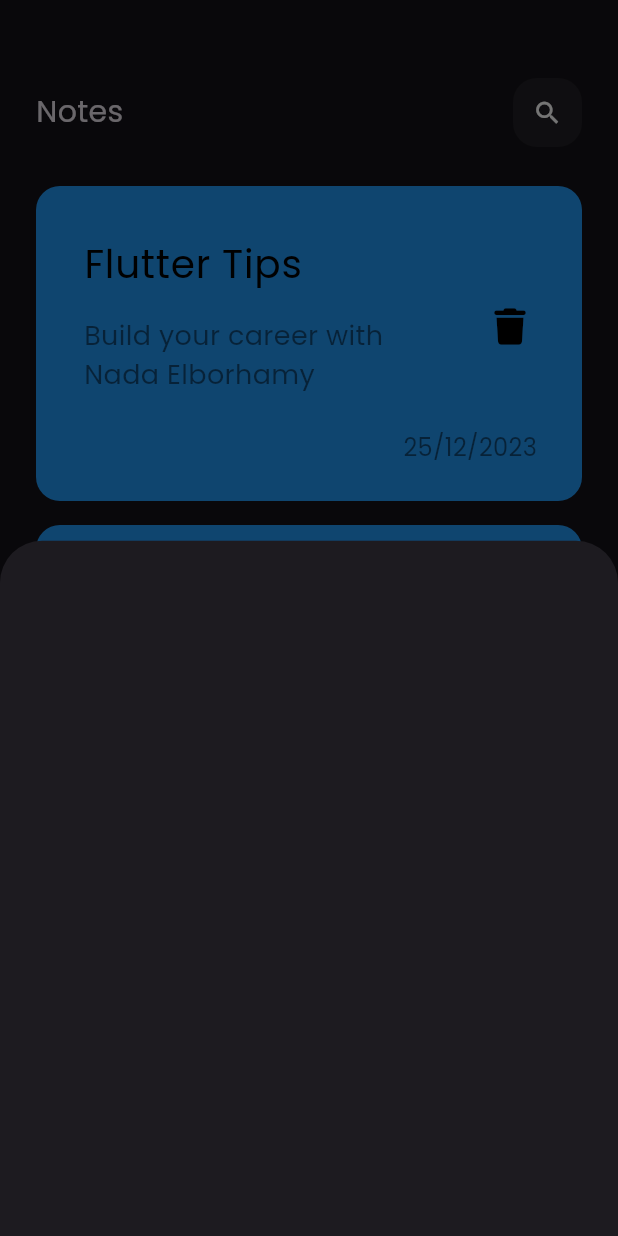
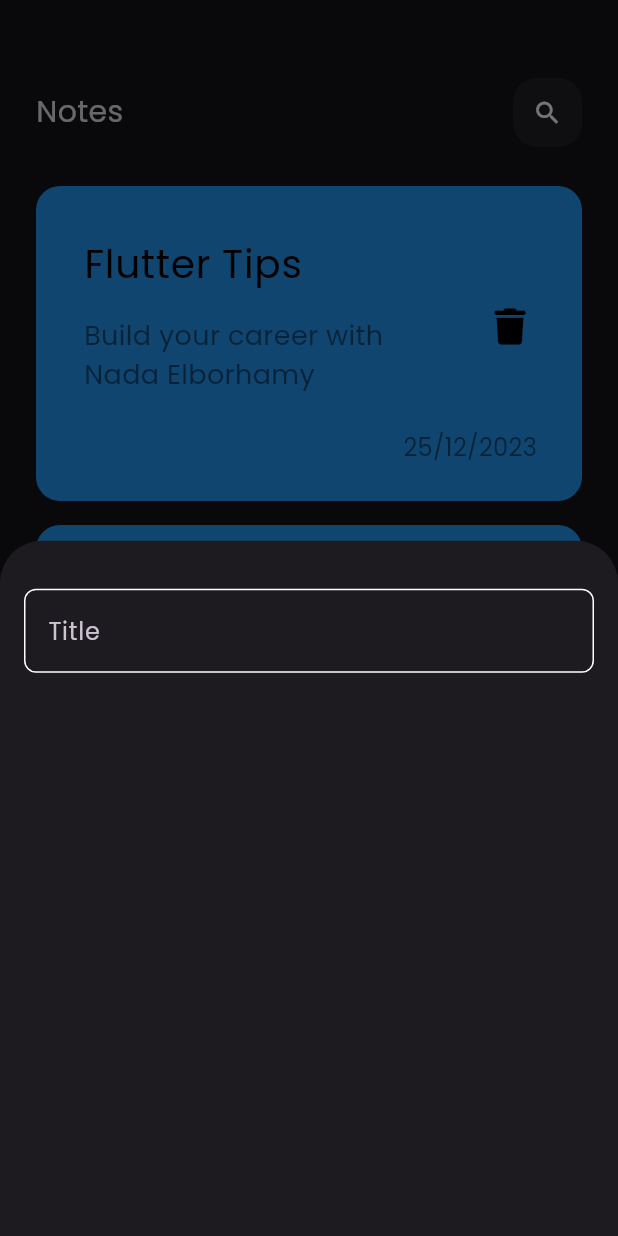
Before and after one commit to Nada52/notes_app, a Flutter app: the screen it shows after launch, after a tap on the "add" icon, on a phone screen of 412 x 824 dp. Run offline on Flutter 3.47's test engine with Material 3 defaults, Android fonts, the phone set to English and light mode, and no system bars; our stand-ins replace font_awesome_flutter.

Commit message:
create custom text field

```diff
--- a/lib/views/notes_view.dart
+++ b/lib/views/notes_view.dart
@@ -11,7 +11,9 @@ class NotesView extends StatelessWidget {
       body: const NotesViewBody(),
       floatingActionButton: FloatingActionButton(
         onPressed: () {
-          showModalBottomSheet(context: context, builder: (context) => const CustomAddNoteBottomSheet(),);
+          showModalBottomSheet(
+            context: context,
+            builder: (context) => const CustomAddNoteBottomSheet(),);
         },
         backgroundColor: Colors.tealAccent,
         shape: const CircleBorder(),
--- a/lib/views/widgets/custom_add_note_bottom_sheet.dart
+++ b/lib/views/widgets/custom_add_note_bottom_sheet.dart
@@ -1,10 +1,21 @@
 import 'package:flutter/cupertino.dart';
+import 'package:notes_app/views/widgets/custom_text_field.dart';
 
 class CustomAddNoteBottomSheet extends StatelessWidget {
   const CustomAddNoteBottomSheet({super.key});
 
   @override
   Widget build(BuildContext context) {
-    return Container();
+    return const Padding(
+      padding: EdgeInsets.symmetric(horizontal: 16.0),
+      child: Column(
+        children: [
+          SizedBox(
+            height: 32,
+          ),
+          CustomTextField(),
+        ],
+      ),
+    );
   }
 }
--- /dev/null
+++ b/lib/views/widgets/custom_text_field.dart
@@ -0,0 +1,27 @@
+import 'package:flutter/material.dart';
+
+class CustomTextField extends StatelessWidget {
+  const CustomTextField({super.key});
+
+  @override
+  Widget build(BuildContext context) {
+    return TextField(
+      cursorColor: Colors.tealAccent,
+      decoration: InputDecoration(
+        hintText: 'Title',
+        border: buildBorder(),
+        enabledBorder: buildBorder(),
+        focusedBorder: buildBorder(color: Colors.tealAccent),
+      ),
+    );
+  }
+
+  OutlineInputBorder buildBorder({color}){
+    return  OutlineInputBorder(
+        borderRadius: BorderRadius.circular(8),
+        borderSide: BorderSide(
+          color: color ?? Colors.white,
+        )
+    );
+  }
+}
```
